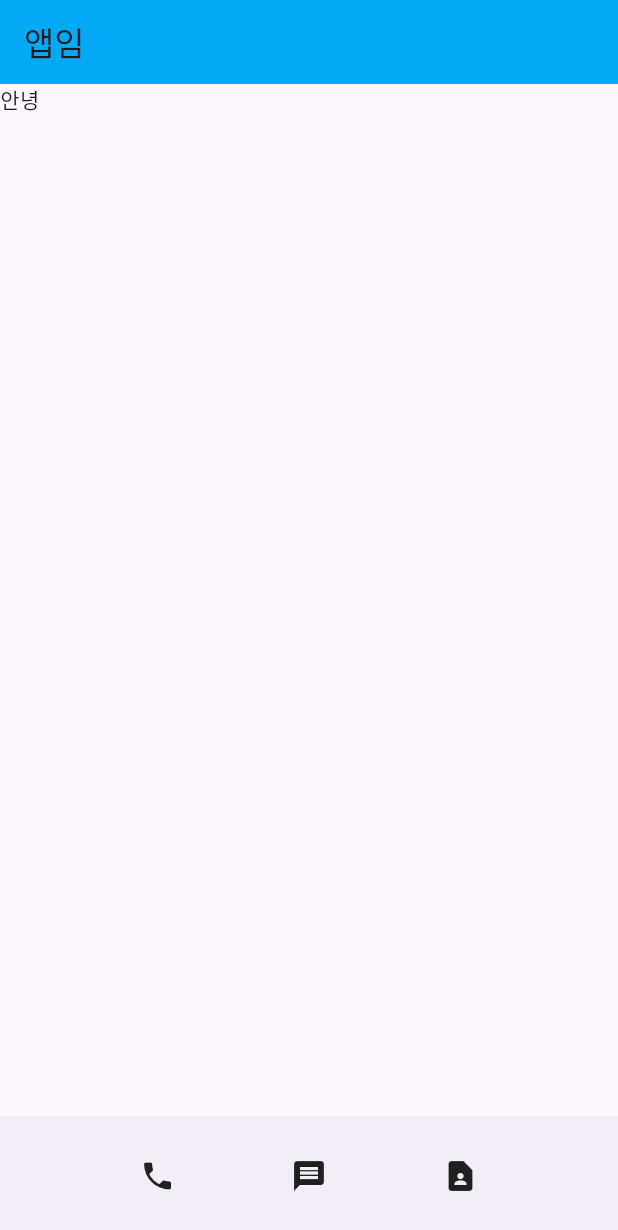
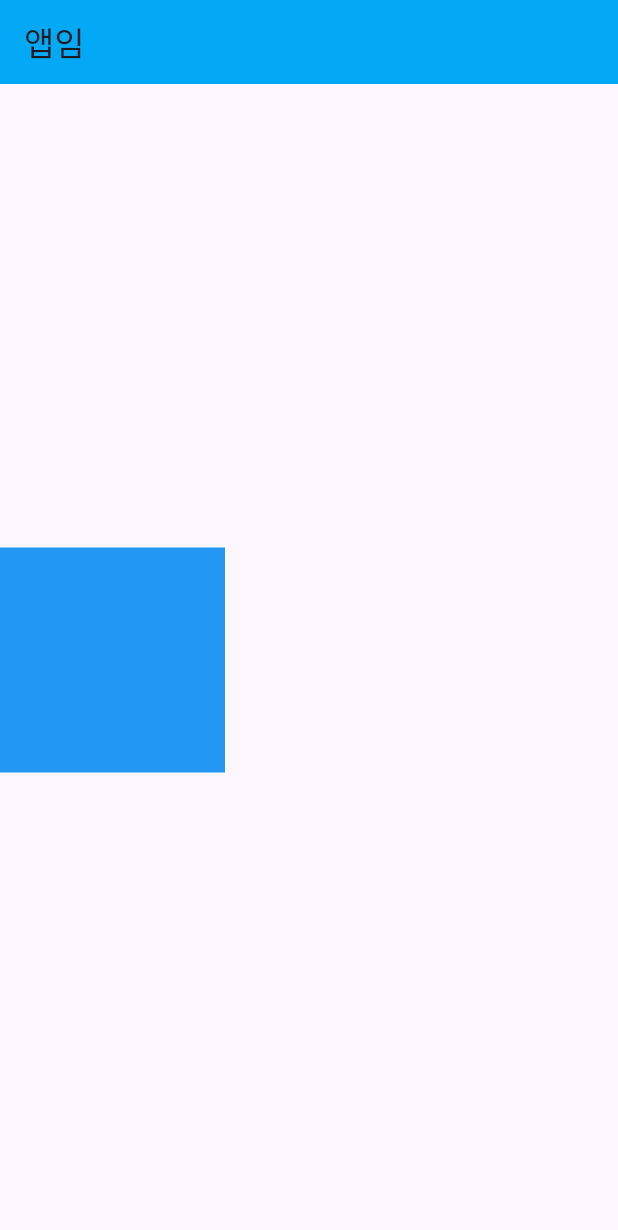
Before and after one commit to yonggun1996/flutterProject, a Flutter app: the screen it shows after launch, on a phone screen of 412 x 824 dp. Shown: the top 1230 px of the screen. Run offline on Flutter 3.47's test engine with Material 3 defaults, Android fonts, the phone set to English and light mode, and no system bars.

Commit message:
Flutter Box 정렬 실습

```diff
--- a/lib/main.dart
+++ b/lib/main.dart
@@ -15,19 +15,21 @@ class MyApp extends StatelessWidget {
           backgroundColor: Colors.lightBlue,
           title: Text("앱임", selectionColor: Colors.white),
         ),//상단 위젯
-        body: Container(
-          child: Text("안녕"),
-        ),//앱 콘텐츠
-        bottomNavigationBar: BottomAppBar(
-          child: Row(
-            mainAxisAlignment: MainAxisAlignment.spaceEvenly, // 가로축 정렬
-            children: [
-              Icon(Icons.phone),
-              Icon(Icons.message),
-              Icon(Icons.contact_page)
-            ],
+        // body: Container(
+        //   width: 150, height: 150,
+        //   margin: EdgeInsets.fromLTRB(0, 50, 0, 0),
+        //   padding: EdgeInsets.all(10),
+        //   decoration: BoxDecoration(
+        //     border: Border.all(color: Colors.black)
+        //   ),
+        //   child: Text("Body"),
+        // )
+        body: Align(
+          alignment: Alignment.centerLeft,
+          child: Container(
+            width: 150, height: 150, color: Colors.blue,
           ),
-        )//하단 네비게이션 바
+        ),
       )
     );
   }
```
